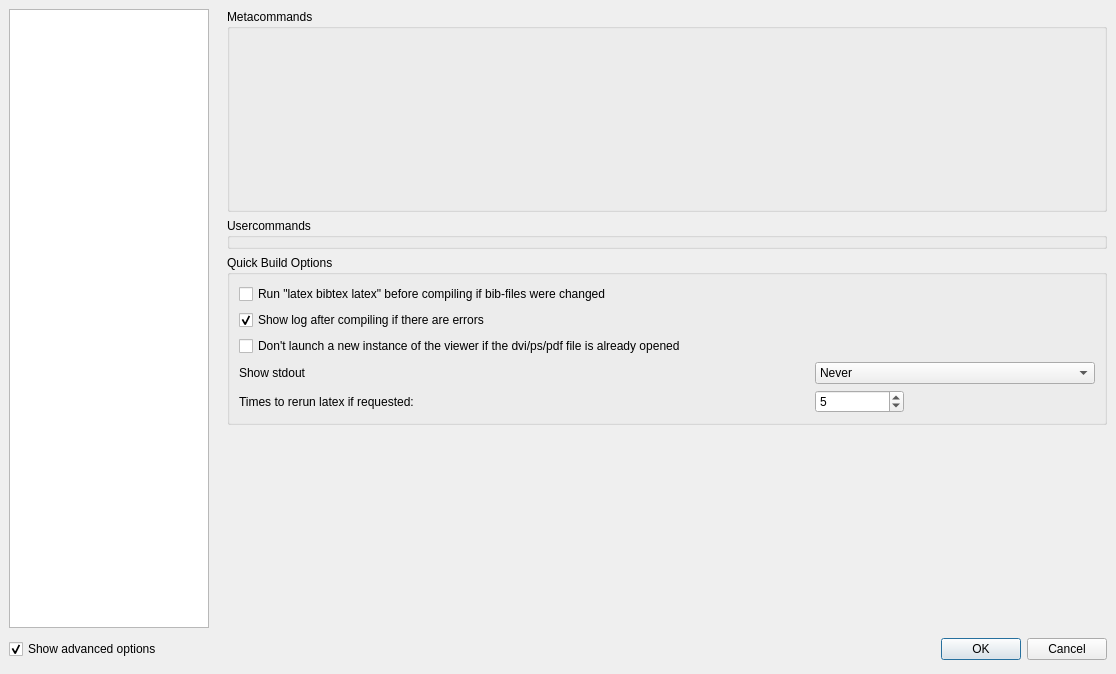
Before: the Qt Designer form configdialog.ui in svn2github/texstudio-trunk, drawn with Qt 5.
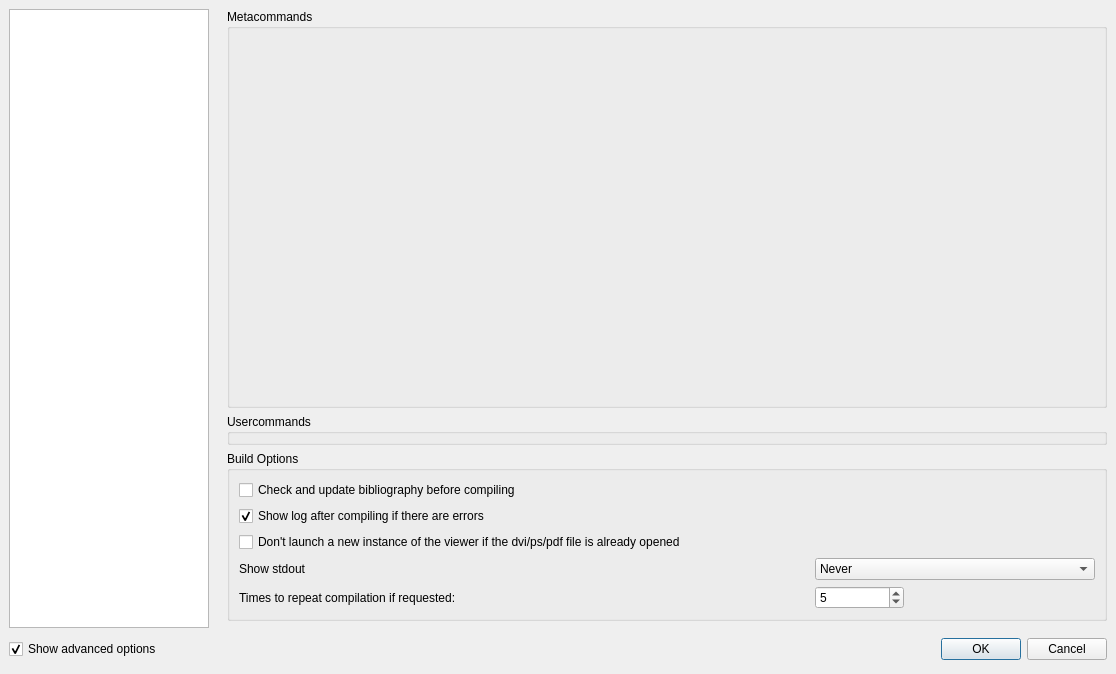
After: the same form once the commit is applied. The open tabs and pages were chosen to show the change. Icons and pictures are not drawn.

Commit message: adapt descriptions of former "quick build options" to be consistent with the new generalized build system

Diff of the .ui file:
```diff
--- a/configdialog.ui
+++ b/configdialog.ui
@@ -652,7 +652,7 @@
        <item>
         <widget class="QGroupBox" name="groupBox_4">
          <property name="title">
-          <string>Quick Build Options</string>
+          <string>Build Options</string>
          </property>
          <property name="advancedOption" stdset="0">
           <bool>true</bool>
@@ -661,7 +661,7 @@
           <item row="1" column="0" colspan="3">
            <widget class="QCheckBox" name="checkBoxRunAfterBibTeXChange">
             <property name="text">
-             <string>Run &quot;latex bibtex latex&quot; before compiling if bib-files were changed</string>
+             <string>Check and update bibliography before compiling</string>
             </property>
            </widget>
           </item>
@@ -735,7 +735,7 @@
           <item row="6" column="0">
            <widget class="QLabel" name="label_38">
             <property name="text">
-             <string>Times to rerun latex if requested:</string>
+             <string>Times to repeat compilation if requested:</string>
             </property>
            </widget>
           </item>
@@ -754,12 +754,6 @@
          <property name="orientation">
           <enum>Qt::Vertical</enum>
          </property>
-         <property name="sizeHint" stdset="0">
-          <size>
-           <width>441</width>
-           <height>40</height>
-          </size>
-         </property>
         </spacer>
        </item>
       </layout>
```
Left out of the diff: 12 changed lines with no effect on the pictures.
